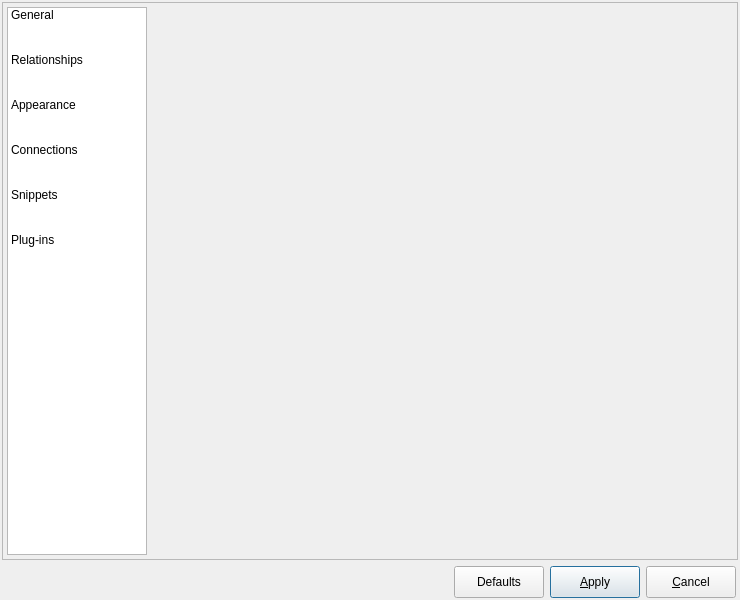
First picture: the form in libpgmodeler_ui/ui/configurationform.ui, repository pgmodeler/pgmodeler, before the edit.
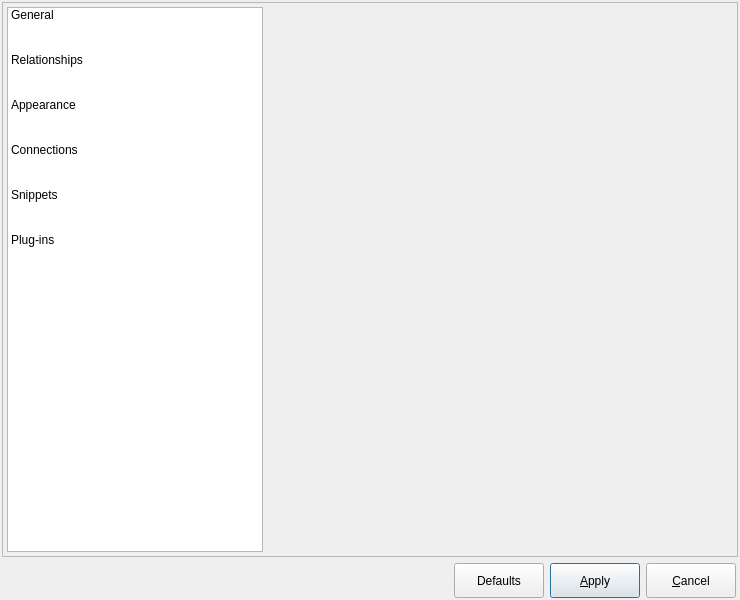
Second picture: the form after the edit. Icons and pictures are not drawn.

Diff of the .ui file:
```diff
--- a/libpgmodeler_ui/ui/configurationform.ui
+++ b/libpgmodeler_ui/ui/configurationform.ui
@@ -85,13 +85,13 @@
         </property>
         <property name="minimumSize">
          <size>
-          <width>140</width>
+          <width>160</width>
           <height>0</height>
          </size>
         </property>
         <property name="maximumSize">
          <size>
-          <width>140</width>
+          <width>16777215</width>
           <height>16777215</height>
          </size>
         </property>
@@ -320,7 +320,7 @@
      <item>
       <widget class="QPushButton" name="defaults_btn">
        <property name="sizePolicy">
-        <sizepolicy hsizetype="Preferred" vsizetype="Fixed">
+        <sizepolicy hsizetype="Preferred" vsizetype="Preferred">
          <horstretch>0</horstretch>
          <verstretch>0</verstretch>
         </sizepolicy>
@@ -328,7 +328,7 @@
        <property name="minimumSize">
         <size>
          <width>90</width>
-         <height>32</height>
+         <height>35</height>
         </size>
        </property>
        <property name="maximumSize">
@@ -361,7 +361,7 @@
      <item>
       <widget class="QPushButton" name="apply_btn">
        <property name="sizePolicy">
-        <sizepolicy hsizetype="Preferred" vsizetype="Fixed">
+        <sizepolicy hsizetype="Preferred" vsizetype="Preferred">
          <horstretch>0</horstretch>
          <verstretch>0</verstretch>
         </sizepolicy>
@@ -369,7 +369,7 @@
        <property name="minimumSize">
         <size>
          <width>90</width>
-         <height>32</height>
+         <height>35</height>
         </size>
        </property>
        <property name="maximumSize">
@@ -399,7 +399,7 @@
      <item>
       <widget class="QPushButton" name="cancel_btn">
        <property name="sizePolicy">
-        <sizepolicy hsizetype="Preferred" vsizetype="Fixed">
+        <sizepolicy hsizetype="Preferred" vsizetype="Preferred">
          <horstretch>0</horstretch>
          <verstretch>0</verstretch>
         </sizepolicy>
@@ -407,7 +407,7 @@
        <property name="minimumSize">
         <size>
          <width>90</width>
-         <height>32</height>
+         <height>35</height>
         </size>
        </property>
        <property name="maximumSize">
```
